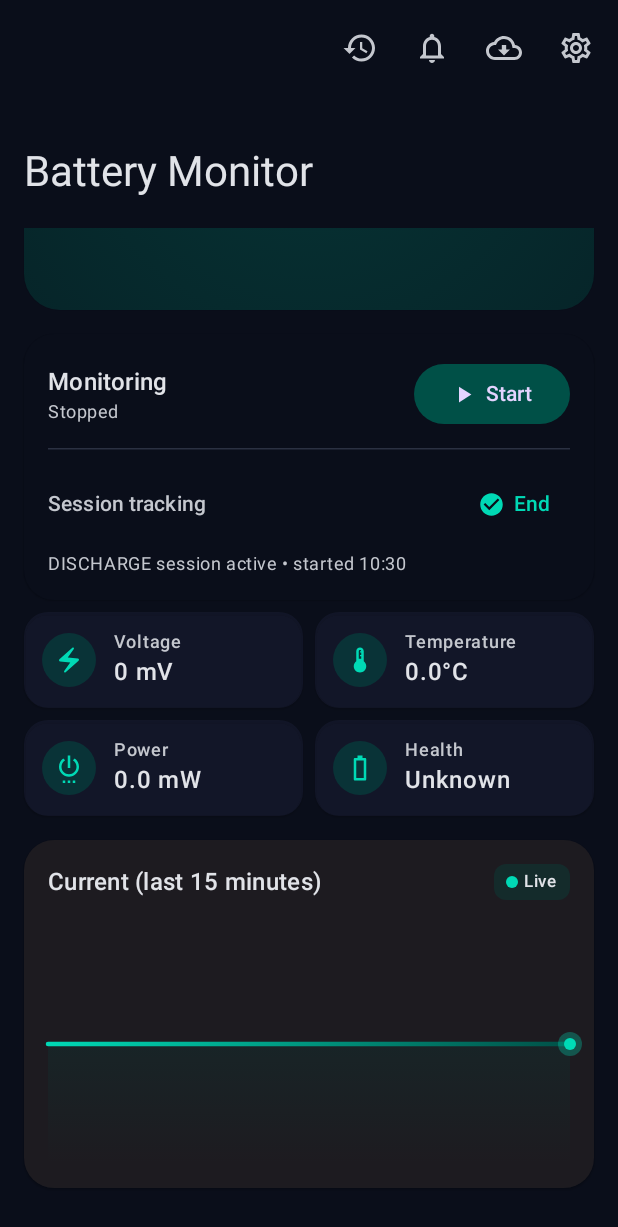
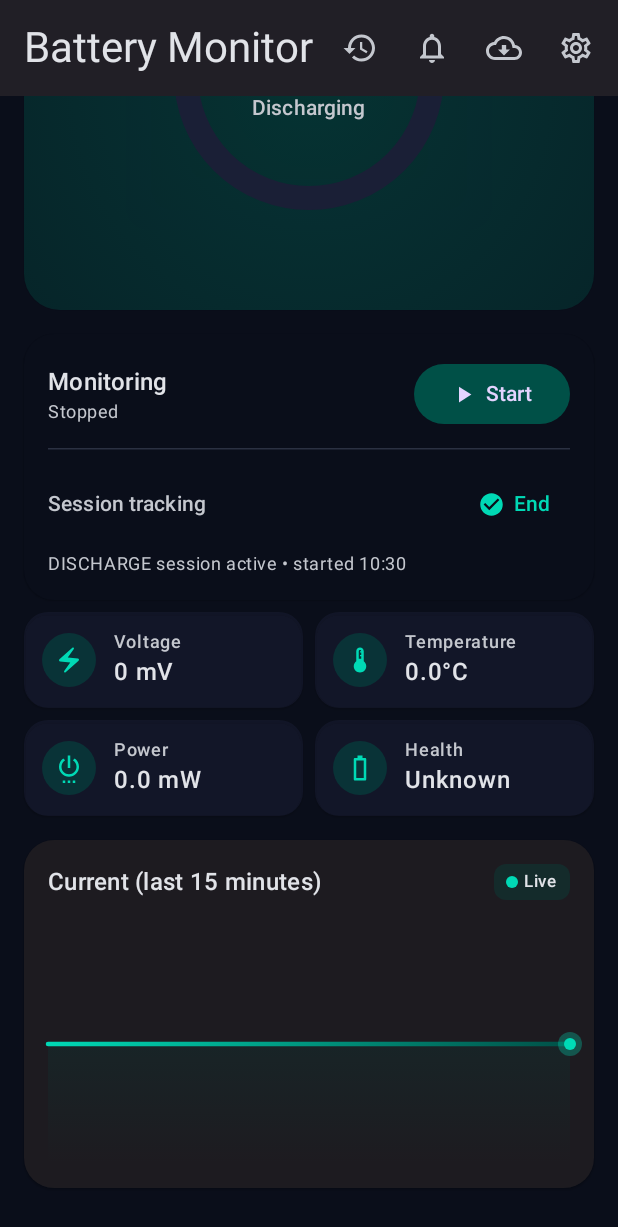
Before and after one commit to mlm-games/BatStats, an Android app built with Jetpack Compose: the DashboardScreen screen opened through its navigation route, scrolled down 253 dp, on a phone screen of 412 x 824 dp. Shown: the top 1227 px of the screen. Run offline under Robolectric (Android 15) with nearby library versions, the phone set to English and light mode, and no system bars; our stand-ins replace Room's generated code.

Commit message:
Use date formatter everywhere, add conf cache

```diff
--- a/app/src/main/java/app/batstats/ui/screens/DashboardScreen.kt
+++ b/app/src/main/java/app/batstats/ui/screens/DashboardScreen.kt
@@ -31,7 +31,6 @@ import androidx.compose.foundation.layout.size
 import androidx.compose.foundation.layout.width
 import androidx.compose.foundation.layout.widthIn
 import androidx.compose.foundation.lazy.LazyColumn
-import androidx.compose.foundation.rememberScrollState
 import androidx.compose.foundation.shape.CircleShape
 import androidx.compose.foundation.shape.RoundedCornerShape
 import androidx.compose.material.icons.Icons
@@ -75,6 +74,7 @@ import androidx.compose.runtime.remember
 import androidx.compose.ui.Alignment
 import androidx.compose.ui.Modifier
 import androidx.compose.ui.draw.alpha
+import androidx.compose.ui.draw.drawWithCache
 import androidx.compose.ui.geometry.Offset
 import androidx.compose.ui.geometry.Size
 import androidx.compose.ui.geometry.center
@@ -84,6 +84,11 @@ import androidx.compose.ui.graphics.Path
 import androidx.compose.ui.graphics.StrokeCap
 import androidx.compose.ui.graphics.drawscope.Stroke
 import androidx.compose.ui.graphics.vector.ImageVector
+import androidx.compose.ui.input.nestedscroll.nestedScroll
+import androidx.compose.ui.semantics.ProgressBarRangeInfo
+import androidx.compose.ui.semantics.progressBarRangeInfo
+import androidx.compose.ui.semantics.semantics
+import androidx.compose.ui.semantics.stateDescription
 import androidx.compose.ui.text.font.FontWeight
 import androidx.compose.ui.text.style.TextOverflow
 import androidx.compose.ui.unit.dp
@@ -93,10 +98,10 @@ import app.batstats.battery.data.db.ChargeSession
 import app.batstats.battery.data.db.SessionType
 import app.batstats.battery.util.TimeEstimator
 import app.batstats.viewmodel.DashboardViewModel
-import java.text.SimpleDateFormat
-import java.util.Date
+import java.time.Instant
+import java.time.ZoneId
+import java.time.format.DateTimeFormatter
 import java.util.Locale
-import kotlin.math.abs
 
 @OptIn(ExperimentalMaterial3Api::class)
 @Composable
@@ -110,9 +115,17 @@ fun DashboardScreen(
     val rt by vm.realtime.collectAsState()
     val session by vm.activeSession.collectAsState()
     val isMonitoring by vm.isMonitoring.collectAsState()
-    val scrollState = rememberScrollState()
+
+    // Hoist the app bar behavior and connect nested scroll
+    val scrollBehavior = TopAppBarDefaults.exitUntilCollapsedScrollBehavior()
+
+    // Use java.time with remember for formatting
+    val timeFormatter = remember(Locale.getDefault()) {
+        DateTimeFormatter.ofPattern("HH:mm:ss", Locale.getDefault())
+    }
 
     Scaffold(
+        modifier = Modifier.nestedScroll(scrollBehavior.nestedScrollConnection),
         topBar = {
             LargeTopAppBar(
                 title = {
@@ -121,12 +134,15 @@ fun DashboardScreen(
                             "Battery Monitor",
                             style = MaterialTheme.typography.headlineMedium
                         )
-                        AnimatedVisibility(rt.sample != null) {
+                        AnimatedVisibility(visible = rt.sample != null) {
+                            val ts = rt.sample?.timestamp ?: System.currentTimeMillis()
+                            val formatted = remember(ts) {
+                                Instant.ofEpochMilli(ts)
+                                    .atZone(ZoneId.systemDefault())
+                                    .format(timeFormatter)
+                            }
                             Text(
-                                "Updated ${
-                                    SimpleDateFormat("HH:mm:ss", Locale.getDefault())
-                                        .format(Date(rt.sample?.timestamp ?: System.currentTimeMillis()))
-                                }",
+                                "Updated $formatted",
                                 style = MaterialTheme.typography.labelMedium,
                                 color = MaterialTheme.colorScheme.onSurfaceVariant
                             )
@@ -147,7 +163,7 @@ fun DashboardScreen(
                         Icon(Icons.Outlined.Settings, "Settings")
                     }
                 },
-                scrollBehavior = TopAppBarDefaults.exitUntilCollapsedScrollBehavior()
+                scrollBehavior = scrollBehavior
             )
         },
         containerColor = MaterialTheme.colorScheme.surface
@@ -164,7 +180,7 @@ fun DashboardScreen(
                     isMonitoring = isMonitoring,
                     onToggleMonitor = { vm.toggleMonitoring() },
                     onStartSession = { vm.startManualSession(it) },
-                    onEndSession = { vm.endSession() },
+                    onEndSession = { vm.endSession() }
                 )
             }
             item { StatsGrid(rt) }
@@ -188,31 +204,26 @@ private fun HeroBatteryCard(
         ),
         shape = RoundedCornerShape(24.dp)
     ) {
+        // Animated gradient background with drawWithCache
+        val infinite = rememberInfiniteTransition(label = "hero_gradient")
+        val animatedOffset by infinite.animateFloat(
+            initialValue = 0f,
+            targetValue = 1f,
+            animationSpec = infiniteRepeatable(animation = tween(10_000, easing = LinearEasing)),
+            label = "gradient_offset"
+        )
+
+        val primary = MaterialTheme.colorScheme.primary
+
         Box(
             modifier = Modifier
                 .fillMaxWidth()
-                .height(300.dp) // a bit taller to give ETA breathing room
-        ) {
-            // Animated gradient background
-            val infiniteTransition = rememberInfiniteTransition()
-            val animatedOffset by infiniteTransition.animateFloat(
-                initialValue = 0f,
-                targetValue = 1f,
-                animationSpec = infiniteRepeatable(
-                    animation = tween(10000, easing = LinearEasing)
-                ),
-                label = "gradient"
-            )
-
-            val primaryColor = MaterialTheme.colorScheme.primary
-
-            Canvas(modifier = Modifier.fillMaxSize()) {
+                .height(300.dp)
+                .drawWithCache {
+                    onDrawBehind {
                         drawRect(
                             brush = Brush.radialGradient(
-                        colors = listOf(
-                            primaryColor.copy(alpha = 0.1f),
-                            Color.Transparent
-                        ),
+                                colors = listOf(primary.copy(alpha = 0.1f), Color.Transparent),
                                 center = Offset(
                                     size.width * (0.3f + animatedOffset * 0.4f),
                                     size.height * 0.5f
@@ -221,7 +232,8 @@ private fun HeroBatteryCard(
                             )
                         )
                     }
-
+                }
+        ) {
             Column(
                 modifier = Modifier
                     .fillMaxSize()
@@ -255,7 +267,7 @@ private fun HeroBatteryCard(
                                 text = value,
                                 modifier = Modifier
                                     .padding(horizontal = 16.dp, vertical = 8.dp)
-                                    .widthIn(min = 0.dp, max = 260.dp), // constrain width
+                                    .widthIn(max = 260.dp),
                                 style = MaterialTheme.typography.bodyMedium,
                                 fontWeight = FontWeight.Medium,
                                 maxLines = 1,
@@ -276,53 +288,42 @@ private fun CircularBatteryIndicator(
     current: Int,
     modifier: Modifier = Modifier
 ) {
-    val animatedLevel by animateFloatAsState(
+    val progress by animateFloatAsState(
         targetValue = level / 100f,
         animationSpec = tween(1000, easing = FastOutSlowInEasing),
-        label = "level"
+        label = "battery_progress"
     )
+    val colors = MaterialTheme.colorScheme
 
-    val surfaceVariantColor = MaterialTheme.colorScheme.surfaceVariant
-    val primaryColor = MaterialTheme.colorScheme.primary
-    val tertiaryColor = MaterialTheme.colorScheme.tertiary
-    val primaryContainerColor = MaterialTheme.colorScheme.primaryContainer
-    val errorColor = MaterialTheme.colorScheme.error
-    val errorContainerColor = MaterialTheme.colorScheme.errorContainer
-
-    Box(modifier = modifier, contentAlignment = Alignment.Center) {
+    Box(
+        modifier = modifier.semantics {
+            progressBarRangeInfo = ProgressBarRangeInfo(progress, 0f..1f, 0)
+            stateDescription = if (isCharging) "Charging $level%" else "Discharging $level%"
+        },
+        contentAlignment = Alignment.Center
+    ) {
         Canvas(modifier = Modifier.fillMaxSize()) {
             val strokeWidth = 16.dp.toPx()
             val radius = (size.minDimension - strokeWidth) / 2
             val center = size.center
 
-            // Background circle
+            // Background ring
             drawCircle(
-                color = surfaceVariantColor,
+                color = colors.surfaceVariant,
                 radius = radius,
                 center = center,
                 style = Stroke(strokeWidth, cap = StrokeCap.Round)
             )
 
-            // Battery level arc
-            val sweepAngle = animatedLevel * 360f
+            // Progress arc
+            val sweepAngle = progress * 360f
+            val arcColors = when {
+                isCharging -> listOf(colors.primary, colors.tertiary)
+                level < 20 -> listOf(colors.error, colors.errorContainer)
+                else -> listOf(colors.primary, colors.primaryContainer)
+            }
             drawArc(
-                brush = Brush.sweepGradient(
-                    colors = when {
-                        isCharging -> listOf(
-                            primaryColor,
-                            tertiaryColor
-                        )
-                        level < 20 -> listOf(
-                            errorColor,
-                            errorContainerColor
-                        )
-                        else -> listOf(
-                            primaryColor,
-                            primaryContainerColor
-                        )
-                    },
-                    center = center
-                ),
+                brush = Brush.sweepGradient(arcColors, center = center),
                 startAngle = -90f,
                 sweepAngle = sweepAngle,
                 useCenter = false,
@@ -338,11 +339,6 @@ private fun CircularBatteryIndicator(
                 style = MaterialTheme.typography.displaySmall,
                 fontWeight = FontWeight.Bold
             )
-//            Text(
-//                text = "%",
-//                style = MaterialTheme.typography.displaySmall,
-//                color = MaterialTheme.colorScheme.onSurfaceVariant
-//            )
             val statusText = when {
                 isCharging && level >= 100 -> "Full"
                 isCharging -> "Charging"
@@ -354,7 +350,7 @@ private fun CircularBatteryIndicator(
                 color = MaterialTheme.colorScheme.onSurfaceVariant
             )
 
-            AnimatedVisibility(current != 0) {
+            AnimatedVisibility(visible = current != 0) {
                 Row(
                     verticalAlignment = Alignment.CenterVertically,
                     modifier = Modifier.padding(top = 4.dp)
@@ -363,27 +359,26 @@ private fun CircularBatteryIndicator(
                         imageVector = if (current > 0) Icons.Default.ArrowUpward else Icons.Default.ArrowDownward,
                         contentDescription = null,
                         modifier = Modifier.size(16.dp),
-                        tint = if (current > 0) MaterialTheme.colorScheme.primary else MaterialTheme.colorScheme.error
+                        tint = if (current > 0) colors.primary else colors.error
                     )
                     Text(
-                        text = "${abs(current)} mA",
+                        text = "${kotlin.math.abs(current)} mA",
                         style = MaterialTheme.typography.labelLarge
                     )
                 }
             }
         }
 
-        // Charging animation
         if (isCharging) {
-            val infiniteTransition = rememberInfiniteTransition()
-            val animatedAlpha by infiniteTransition.animateFloat(
+            val infinite = rememberInfiniteTransition(label = "charging_pulse")
+            val animatedAlpha by infinite.animateFloat(
                 initialValue = 0.3f,
                 targetValue = 0.7f,
                 animationSpec = infiniteRepeatable(
                     animation = tween(1000),
                     repeatMode = RepeatMode.Reverse
                 ),
-                label = "charging"
+                label = "charging_alpha"
             )
 
             Icon(
@@ -393,7 +388,7 @@ private fun CircularBatteryIndicator(
                     .size(32.dp)
                     .align(Alignment.TopEnd)
                     .alpha(animatedAlpha),
-                tint = MaterialTheme.colorScheme.primary
+                tint = colors.primary
             )
         }
     }
@@ -423,10 +418,7 @@ private fun ControlCenter(
                 verticalAlignment = Alignment.CenterVertically
             ) {
                 Column {
-                    Text(
-                        "Monitoring",
-                        style = MaterialTheme.typography.titleMedium
-                    )
+                    Text("Monitoring", style = MaterialTheme.typography.titleMedium)
                     Text(
                         if (isMonitoring) "Running (foreground)" else "Stopped",
                         style = MaterialTheme.typography.bodySmall,
@@ -435,21 +427,20 @@ private fun ControlCenter(
                     )
                 }
 
-                // Single toggle button that reflects state
                 val busy = remember { mutableStateOf(false) }
                 FilledTonalButton(
                     enabled = !busy.value,
-                    onClick = {
-//                        busy.value = true
-                        onToggleMonitor()
-//                        busy.value = false
-                              },
+                    onClick = { onToggleMonitor() },
                     colors = if (isMonitoring)
                         ButtonDefaults.filledTonalButtonColors(containerColor = MaterialTheme.colorScheme.tertiaryContainer)
                     else
                         ButtonDefaults.filledTonalButtonColors(containerColor = MaterialTheme.colorScheme.primaryContainer)
                 ) {
-                    Icon(if (isMonitoring) Icons.Default.Stop else Icons.Default.PlayArrow, null, Modifier.size(18.dp))
+                    Icon(
+                        if (isMonitoring) Icons.Default.Stop else Icons.Default.PlayArrow,
+                        null,
+                        Modifier.size(18.dp)
+                    )
                     Spacer(Modifier.width(6.dp))
                     Text(if (isMonitoring) "Stop" else "Start")
                 }
@@ -460,10 +451,7 @@ private fun ControlCenter(
                 color = MaterialTheme.colorScheme.outlineVariant
             )
 
-            // Session controls
-            Column(
-                modifier = Modifier.fillMaxWidth()
-            ) {
+            Column(modifier = Modifier.fillMaxWidth()) {
                 Row(
                     modifier = Modifier.fillMaxWidth(),
                     horizontalArrangement = Arrangement.SpaceBetween,
@@ -502,11 +490,18 @@ private fun ControlCenter(
                 }
 
                 if (session != null) {
+                    val shortTime = remember(Locale.getDefault()) {
+                        DateTimeFormatter.ofPattern("HH:mm", Locale.getDefault())
+                    }
+                    val startedAt = remember(session.startTime) {
+                        Instant.ofEpochMilli(session.startTime)
+                            .atZone(ZoneId.systemDefault())
+                            .format(shortTime)
+                    }
+
                     Spacer(Modifier.height(8.dp))
                     Text(
-                        text = "${session.type} session active • started ${SimpleDateFormat("HH:mm", Locale.getDefault()).format(
-                            Date(session.startTime)
-                        )}",
+                        text = "${session.type} session active • started $startedAt",
                         style = MaterialTheme.typography.bodySmall,
                         color = MaterialTheme.colorScheme.onSurfaceVariant
                     )
@@ -519,10 +514,11 @@ private fun ControlCenter(
 @OptIn(ExperimentalLayoutApi::class)
 @Composable
 private fun StatsGrid(rt: BatteryRepository.Realtime) {
+    val locale = remember { Locale.getDefault() }
     val stats = listOf(
         Triple(Icons.Outlined.ElectricBolt, "Voltage", "${rt.voltageMv} mV"),
-        Triple(Icons.Outlined.SettingsPower, "Power", "%.1f mW".format(rt.powerMw)),
-        Triple(Icons.Outlined.Thermostat, "Temperature", "%.1f°C".format(rt.temperatureC)),
+        Triple(Icons.Outlined.SettingsPower, "Power", String.format(locale, "%.1f mW", rt.powerMw)),
+        Triple(Icons.Outlined.Thermostat, "Temperature", String.format(locale, "%.1f°C", rt.temperatureC)),
         Triple(Icons.Outlined.Battery0Bar, "Health", getHealthString(rt.sample?.health))
     )
 
@@ -673,13 +669,17 @@ private fun AnimatedLineChart(
     val primary = MaterialTheme.colorScheme.primary
     val primaryContainer = MaterialTheme.colorScheme.primaryContainer
 
-    Canvas(modifier = modifier) {
-        if (values.isEmpty()) return@Canvas
+    Canvas(
+        modifier = modifier.drawWithCache {
+            if (values.isEmpty()) {
+                onDrawBehind { /* nothing */ }
+
+            }
 
             val count = values.size
             val min = values.minOrNull() ?: 0f
             val max = values.maxOrNull() ?: 1f
-        val hasRange = abs(max - min) > 1e-6f
+            val hasRange = kotlin.math.abs(max - min) > 1e-6f
             val range = if (hasRange) (max - min) else 1f
             val stepX = if (count > 1) size.width / (count - 1) else 0f
 
@@ -687,11 +687,9 @@ private fun AnimatedLineChart(
                 if (hasRange) size.height - ((v - min) / range) * size.height
                 else size.height * 0.5f
 
-        // Gradient fill only when we have a path
-        if (count >= 2) {
-            val path = Path().apply {
+            val fillPath = Path().apply {
                 values.forEachIndexed { i, v ->
-                    val x = i * stepX
+                    val x = if (count > 1) i * stepX else size.width * 0.5f
                     val y = mapY(v)
                     if (i == 0) moveTo(x, y) else lineTo(x, y)
                 }
@@ -699,27 +697,23 @@ private fun AnimatedLineChart(
                 lineTo(0f, size.height)
                 close()
             }
-            drawPath(
-                path = path,
-                brush = Brush.verticalGradient(
-                    colors = listOf(
-                        primaryContainer.copy(alpha = 0.35f),
-                        Color.Transparent
+
+            val strokeGradient = Brush.horizontalGradient(listOf(primary, primaryContainer))
+            val fillGradient = Brush.verticalGradient(
+                colors = listOf(primaryContainer.copy(alpha = 0.35f), Color.Transparent)
             )
-                )
-            )
-        }
 
-        // Stroke + marker rendering
+            onDrawBehind {
+                if (count >= 2) drawPath(fillPath, brush = fillGradient)
+
                 var prev: Offset? = null
                 values.forEachIndexed { i, v ->
                     val x = if (count > 1) i * stepX else size.width * 0.5f
-            val y = mapY(v)
-            val p = Offset(x, y)
+                    val p = Offset(x, mapY(v))
 
                     prev?.let { pr ->
                         drawLine(
-                    brush = Brush.horizontalGradient(listOf(primary, primaryContainer)),
+                            brush = strokeGradient,
                             start = pr,
                             end = p,
                             strokeWidth = 3.dp.toPx(),
@@ -729,7 +723,7 @@ private fun AnimatedLineChart(
                         drawCircle(color = primary, radius = 4.dp.toPx(), center = p)
                         drawCircle(color = primary.copy(alpha = 0.3f), radius = 8.dp.toPx(), center = p)
                     } else {
-                // nothing
+
                     }
 
                     if (i == values.lastIndex && count > 1) {
@@ -739,6 +733,8 @@ private fun AnimatedLineChart(
                     prev = p
                 }
             }
+        }
+    ) { /* drawing handled in cache */ }
 }
 
 private fun getHealthString(health: Int?): String = when(health) {
--- a/app/src/main/java/app/batstats/ui/screens/HistoryScreen.kt
+++ b/app/src/main/java/app/batstats/ui/screens/HistoryScreen.kt
@@ -37,6 +37,7 @@ import androidx.compose.runtime.setValue
 import androidx.compose.ui.Alignment
 import androidx.compose.ui.Modifier
 import androidx.compose.ui.graphics.Brush
+import androidx.compose.ui.input.nestedscroll.nestedScroll
 import androidx.compose.ui.unit.dp
 import androidx.lifecycle.viewmodel.compose.viewModel
 import app.batstats.battery.data.db.SessionType
@@ -64,6 +65,7 @@ fun HistoryScreen(
 
     val behavior = TopAppBarDefaults.exitUntilCollapsedScrollBehavior()
     Scaffold(
+        modifier = Modifier.nestedScroll(behavior.nestedScrollConnection),
         topBar = {
             LargeTopAppBar(
                 title = { Text("History") },
--- a/gradle.properties
+++ b/gradle.properties
@@ -16,10 +16,11 @@ org.gradle.jvmargs=-Xmx4608m
 # https://developer.android.com/topic/libraries/support-library/androidx-rn
 android.useAndroidX=true
 # Automatically convert third-party libraries to use AndroidX
-android.enableJetifier=true
+android.enableJetifier=false
 # Kotlin code style for this project: "official" or "obsolete":
 kotlin.code.style=official
 android.nonTransitiveRClass=false
 android.nonFinalResIds=false
 android.enableR8.fullMode=true
 android.enableR8.randomSeed=1234567
+org.gradle.configuration-cache=true
```
Also changed, not shown: app/src/main/java/app/batstats/ui/components/SessionCard.kt (+13 -2 lines), app/src/main/java/app/batstats/ui/screens/DataScreen.kt (+14 -6 lines), app/src/main/java/app/batstats/ui/screens/SessionDetailsScreen.kt (+21 -2 lines). Lines whose indentation alone changed are shown as unchanged.
